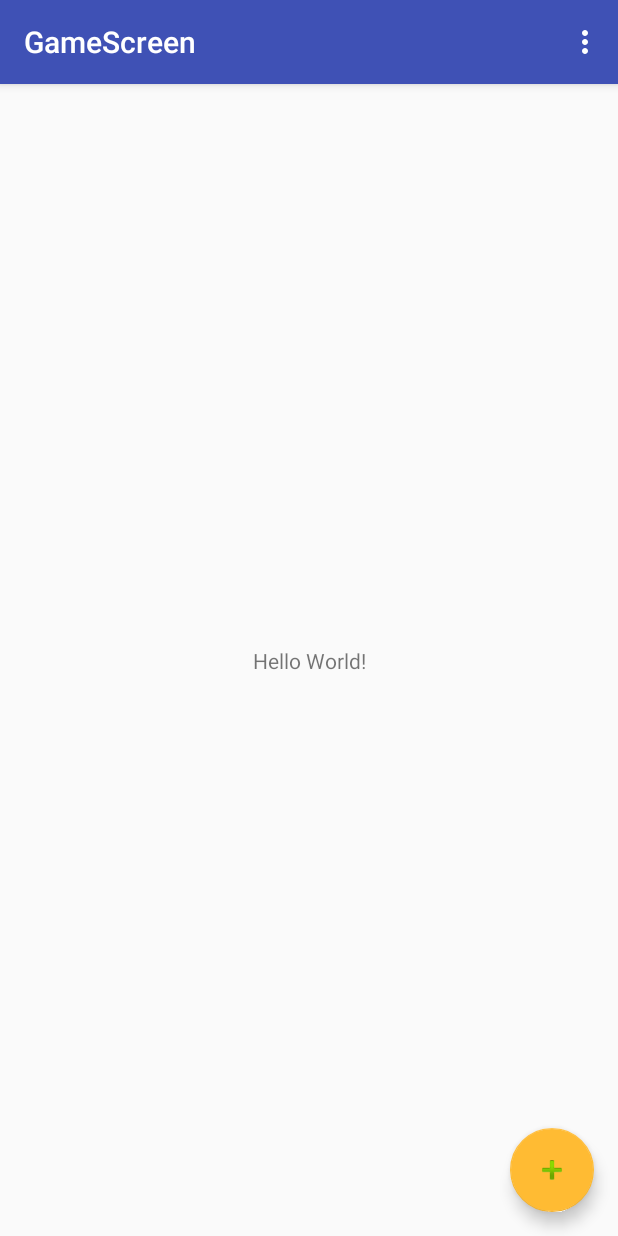
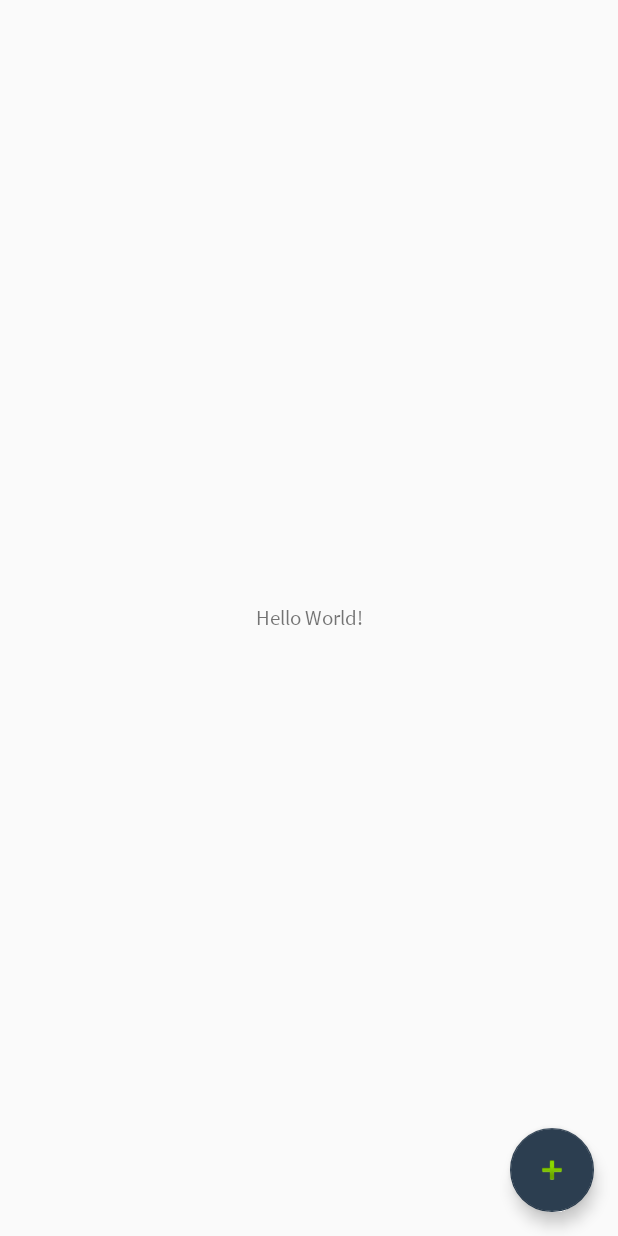
Before and after one commit to Blaiker/AppAndroid, an Android app: the screen it shows after launch (MainActivity), on a phone screen of 412 x 824 dp. Run offline under Robolectric (Android 15) with nearby library versions, the phone set to English and light mode, and no system bars.

Commit message:
Suppression toolbar.

```diff
--- a/app/src/main/java/appli/zoutix/gamescreen/MainActivity.java
+++ b/app/src/main/java/appli/zoutix/gamescreen/MainActivity.java
@@ -4,7 +4,6 @@ import android.os.Bundle;
 import android.support.design.widget.FloatingActionButton;
 import android.support.design.widget.Snackbar;
 import android.support.v7.app.AppCompatActivity;
-import android.support.v7.widget.Toolbar;
 import android.view.View;
 import android.view.Menu;
 import android.view.MenuItem;
@@ -15,8 +14,6 @@ public class MainActivity extends AppCompatActivity {
     protected void onCreate(Bundle savedInstanceState) {
         super.onCreate(savedInstanceState);
         setContentView(R.layout.activity_main);
-        Toolbar toolbar = (Toolbar) findViewById(R.id.toolbar);
-        setSupportActionBar(toolbar);
 
         FloatingActionButton fab = (FloatingActionButton) findViewById(R.id.fab);
         fab.setOnClickListener(new View.OnClickListener() {
--- a/app/src/main/res/layout/activity_main.xml
+++ b/app/src/main/res/layout/activity_main.xml
@@ -5,20 +5,6 @@
     android:layout_width="match_parent"
     android:layout_height="match_parent"
     tools:context=".MainActivity">
-
-    <android.support.design.widget.AppBarLayout
-        android:layout_width="match_parent"
-        android:layout_height="wrap_content"
-        android:theme="@style/AppTheme.AppBarOverlay">
-
-        <android.support.v7.widget.Toolbar
-            android:id="@+id/toolbar"
-            android:layout_width="match_parent"
-            android:layout_height="?attr/actionBarSize"
-            android:background="?attr/colorPrimary"
-            app:popupTheme="@style/AppTheme.PopupOverlay" />
-
-    </android.support.design.widget.AppBarLayout>
 
     <include layout="@layout/content_main" />
 
@@ -28,7 +14,7 @@
         android:layout_height="wrap_content"
         android:layout_gravity="bottom|end"
         android:layout_margin="@dimen/fab_margin"
-        app:backgroundTint="@android:color/holo_orange_light"
+        app:backgroundTint="@color/colorPrimaryDark"
         app:srcCompat="@android:drawable/ic_input_add" />
 
 </android.support.design.widget.CoordinatorLayout>
--- a/app/src/main/res/layout/content_main.xml
+++ b/app/src/main/res/layout/content_main.xml
@@ -4,13 +4,13 @@
     xmlns:tools="http://schemas.android.com/tools"
     android:layout_width="match_parent"
     android:layout_height="match_parent"
-    app:layout_behavior="@string/appbar_scrolling_view_behavior"
     tools:context=".MainActivity"
     tools:showIn="@layout/activity_main">
 
     <TextView
         android:layout_width="wrap_content"
         android:layout_height="wrap_content"
+        android:fontFamily="@font/source_sans_pro"
         android:text="Hello World!"
         app:layout_constraintBottom_toBottomOf="parent"
         app:layout_constraintLeft_toLeftOf="parent"
--- a/app/src/main/res/values/colors.xml
+++ b/app/src/main/res/values/colors.xml
@@ -1,6 +1,6 @@
 <?xml version="1.0" encoding="utf-8"?>
 <resources>
     <color name="colorPrimary">#3F51B5</color>
-    <color name="colorPrimaryDark">#303F9F</color>
+    <color name="colorPrimaryDark">#2c3e50</color>
     <color name="colorAccent">#FF4081</color>
 </resources>
```
Also changed, not shown: app/src/main/res/font/source_sans_pro.ttf (added). Lines whose indentation alone changed are shown as unchanged.
